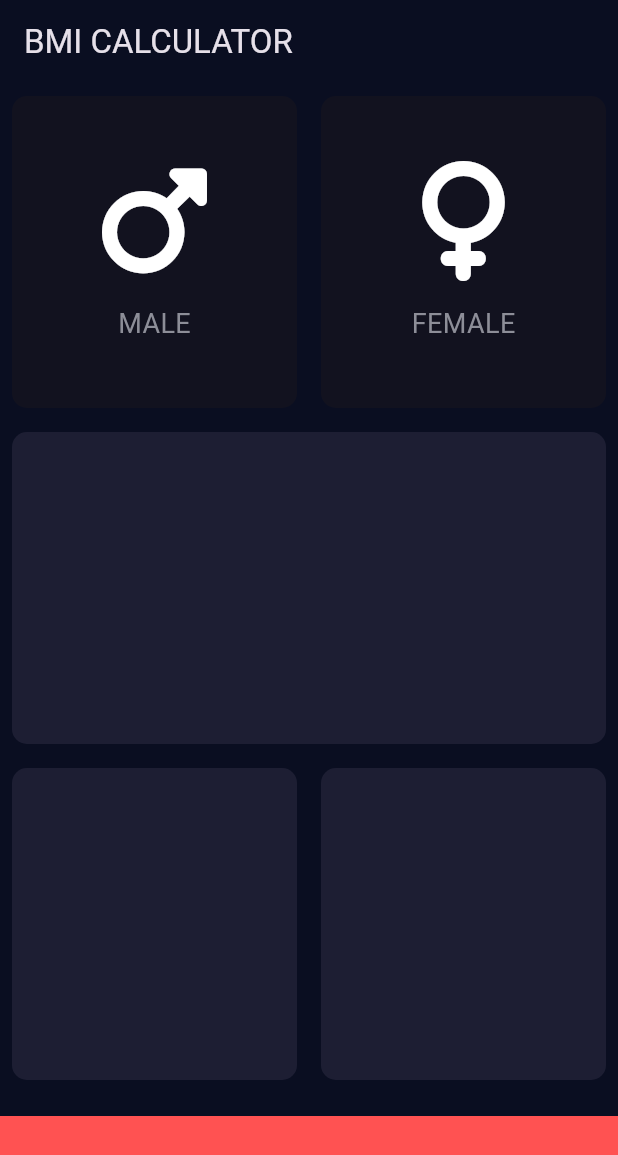
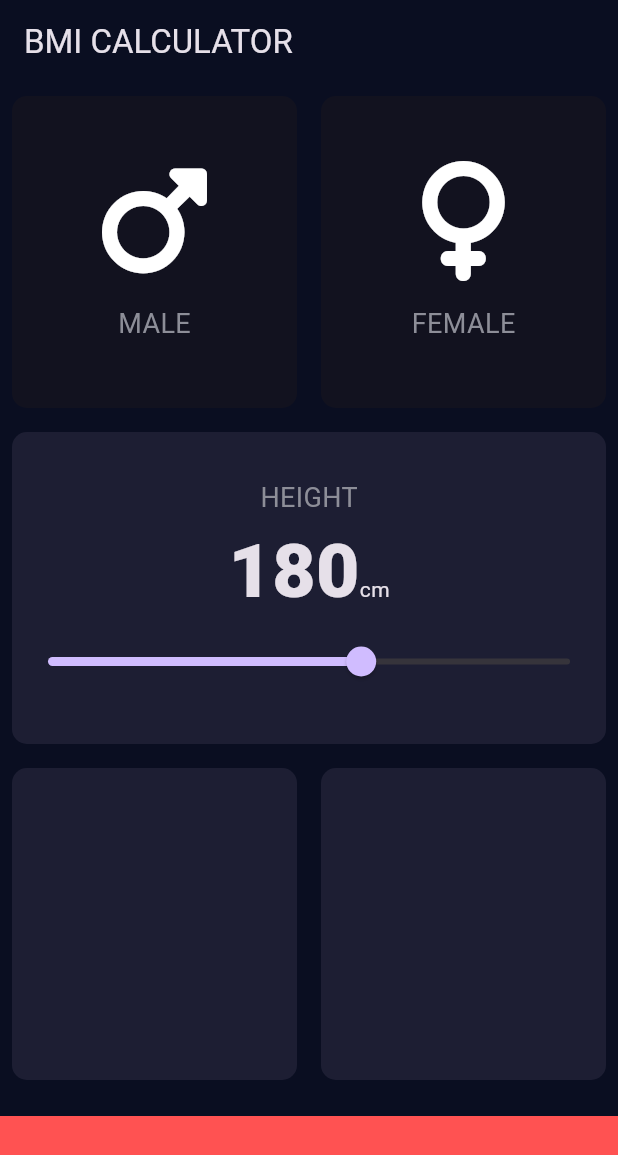
Before and after one commit to boomitti/FlutterProjects, a Flutter app: the screen it shows after launch, on a phone screen of 412 x 824 dp. Shown: the top 1155 px of the screen. Run offline on Flutter 3.47's test engine with Material 3 defaults, Android fonts, the phone set to English and light mode, and no system bars; our stand-ins replace audioplayers, font_awesome_flutter, rflutter_alert.

Commit message:
Add height slider

```diff
--- a/projects_from_udemy_course/bmi_calc/lib/gender_card_content.dart
+++ b/projects_from_udemy_course/bmi_calc/lib/gender_card_content.dart
@@ -1,10 +1,7 @@
 import 'package:flutter/material.dart';
+import 'constants.dart';
 
 const double iconSize = 80.0;
-const TextStyle labelStyle = TextStyle(
-  fontSize: 18.0,
-  color: Color(0xff8d8e98),
-);
 
 class GenderCardContent extends StatelessWidget {
   final IconData? genderIcon;
@@ -26,7 +23,7 @@ class GenderCardContent extends StatelessWidget {
         ),
         Text(
           iconText ?? '',
-          style: labelStyle,
+          style: kLabelStyle,
         )
       ],
     );
--- a/projects_from_udemy_course/bmi_calc/lib/input_page.dart
+++ b/projects_from_udemy_course/bmi_calc/lib/input_page.dart
@@ -2,11 +2,7 @@ import 'package:flutter/material.dart';
 import 'package:font_awesome_flutter/font_awesome_flutter.dart';
 import 'reusable_card.dart';
 import 'gender_card_content.dart';
-
-const double bottomContainerHeight = 80.0;
-const Color bottomContainerColor = Colors.redAccent;
-const Color reusableCardColor = Color(0xff1d1e33);
-const Color inactiveCardColor = Color.fromARGB(255, 18, 18, 31);
+import 'constants.dart';
 
 enum Gender { male, female }
 
@@ -17,6 +13,7 @@ class InputPage extends StatefulWidget {
 
 class _InputPageState extends State<InputPage> {
   Gender? selectedGender;
+  int height = 180;
 
   @override
   Widget build(BuildContext context) {
@@ -39,8 +36,8 @@ class _InputPageState extends State<InputPage> {
                         });
                       },
                       cardColor: selectedGender == Gender.male
-                          ? reusableCardColor
-                          : inactiveCardColor,
+                          ? kReusableCardColor
+                          : kInactiveCardColor,
                       cardContent: GenderCardContent(
                         genderIcon: FontAwesomeIcons.mars,
                         iconText: 'MALE',
@@ -55,8 +52,8 @@ class _InputPageState extends State<InputPage> {
                         });
                       },
                       cardColor: selectedGender == Gender.female
-                          ? reusableCardColor
-                          : inactiveCardColor,
+                          ? kReusableCardColor
+                          : kInactiveCardColor,
                       cardContent: GenderCardContent(
                         genderIcon: FontAwesomeIcons.venus,
                         iconText: 'FEMALE',
@@ -72,7 +69,38 @@ class _InputPageState extends State<InputPage> {
                   Expanded(
                     child: ReusableCard(
                       onPress: () {},
-                      cardColor: reusableCardColor,
+                      cardColor: kReusableCardColor,
+                      cardContent: Column(
+                        mainAxisAlignment: MainAxisAlignment.center,
+                        children: <Widget>[
+                          Text(
+                            'HEIGHT',
+                            style: kLabelStyle,
+                          ),
+                          Row(
+                            mainAxisAlignment: MainAxisAlignment.center,
+                            crossAxisAlignment: CrossAxisAlignment.baseline,
+                            textBaseline: TextBaseline.alphabetic,
+                            children: [
+                              Text(
+                                height.toString(),
+                                style: kHeightLabel,
+                              ),
+                              Text('cm'),
+                            ],
+                          ),
+                          Slider(
+                            value: height.toDouble(),
+                            min: 120.0,
+                            max: 220.0,
+                            onChanged: (double newValue) {
+                              setState(() {
+                                height = newValue.round();
+                              });
+                            },
+                          )
+                        ],
+                      ),
                     ),
                   ),
                 ],
@@ -84,22 +112,22 @@ class _InputPageState extends State<InputPage> {
                   Expanded(
                     child: ReusableCard(
                       onPress: () {},
-                      cardColor: reusableCardColor,
+                      cardColor: kReusableCardColor,
                     ),
                   ),
                   Expanded(
                     child: ReusableCard(
                       onPress: () {},
-                      cardColor: reusableCardColor,
+                      cardColor: kReusableCardColor,
                     ),
                   ),
                 ],
               ),
             ),
             Container(
-              color: bottomContainerColor,
+              color: kBottomContainerColor,
               width: double.infinity,
-              height: bottomContainerHeight,
+              height: kBottomContainerHeight,
               margin: EdgeInsets.only(top: 16.0),
             )
           ],
```
